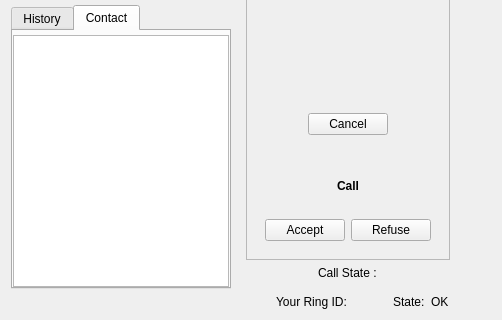
Before: the Qt Designer form callwidget.ui in savoirfairelinux/jami-client-windows, drawn with Qt 5; both pictures show x 0 to 502 and y 204 to 524 of the 502 by 524 pixel window.
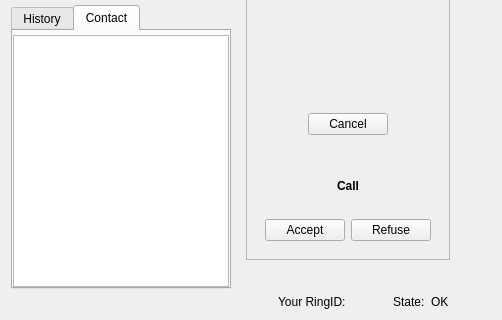
After: the same form once the commit is applied. Icons and pictures are not drawn. Custom widgets are drawn as their Qt base class.

```diff
--- a/callwidget.ui
+++ b/callwidget.ui
@@ -181,7 +181,7 @@
          </sizepolicy>
         </property>
         <property name="text">
-         <string>Call State :</string>
+         <string notr="true"/>
         </property>
        </widget>
       </item>
@@ -228,7 +228,7 @@
         </size>
        </property>
        <property name="text">
-        <string>Your Ring ID:</string>
+        <string notr="true">Your RingID:</string>
        </property>
        <property name="margin">
         <number>0</number>
```
